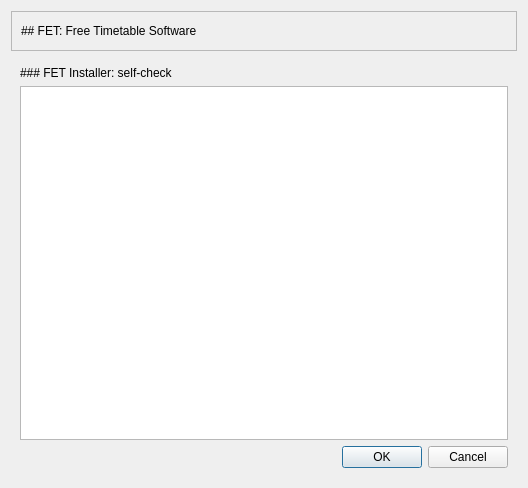
First picture: the form in LinuxInstaller/installer/installer.ui, repository gradgrind/fetinstaller, before the edit.
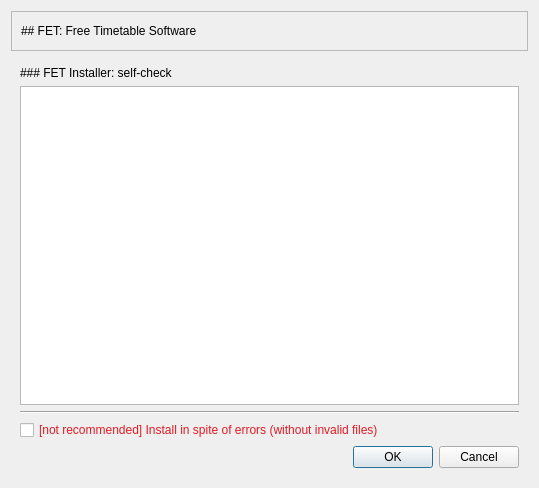
Second picture: the form after the edit. The open tabs and pages were chosen to show the change. Icons and pictures are not drawn.

What changed in the file:
```diff
--- a/LinuxInstaller/installer/installer.ui
+++ b/LinuxInstaller/installer/installer.ui
@@ -6,7 +6,7 @@
    <rect>
     <x>0</x>
     <y>0</y>
-    <width>528</width>
+    <width>539</width>
     <height>488</height>
    </rect>
   </property>
@@ -110,6 +110,23 @@
          </property>
         </widget>
        </item>
+       <item>
+        <widget class="Line" name="line">
+         <property name="orientation">
+          <enum>Qt::Orientation::Horizontal</enum>
+         </property>
+        </widget>
+       </item>
+       <item>
+        <widget class="QCheckBox" name="installInvalid">
+         <property name="styleSheet">
+          <string notr="true">color: rgb(224, 27, 36);</string>
+         </property>
+         <property name="text">
+          <string>[not recommended] Install in spite of errors (without invalid files)</string>
+         </property>
+        </widget>
+       </item>
        <item>
         <widget class="QDialogButtonBox" name="buttonBox_0">
          <property name="standardButtons">
```
Left out of the diff: 4 changed lines with no effect on the pictures.
